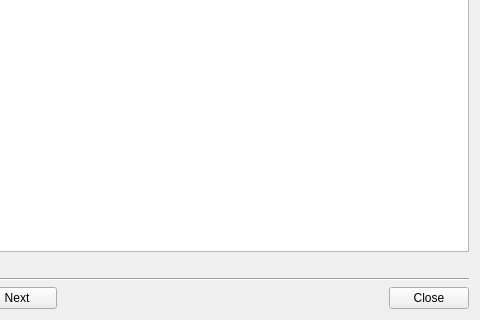
Qt form src/dlgcoverartfetcher.ui (cardinot/mixxx) before a commit; both pictures show x 120 to 600 and y 219 to 539 of the 600 by 539 pixel window.
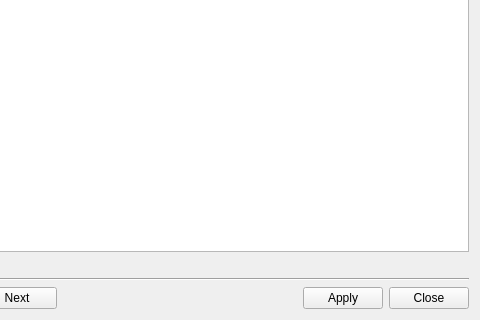
The same form after that commit.

Commit message: implements btnApply for the new coverView (same logic that it was using before with the qtableview)

The edit to the form file:
```diff
--- a/src/dlgcoverartfetcher.ui
+++ b/src/dlgcoverartfetcher.ui
@@ -137,6 +137,16 @@
        </property>
       </spacer>
      </item>
+     <item>
+      <widget class="QPushButton" name="btnApply">
+       <property name="focusPolicy">
+        <enum>Qt::TabFocus</enum>
+       </property>
+       <property name="text">
+        <string>Apply</string>
+       </property>
+      </widget>
+     </item>
      <item>
       <widget class="QPushButton" name="btnClose">
        <property name="focusPolicy">
```
The commit also changes 2 other files.
